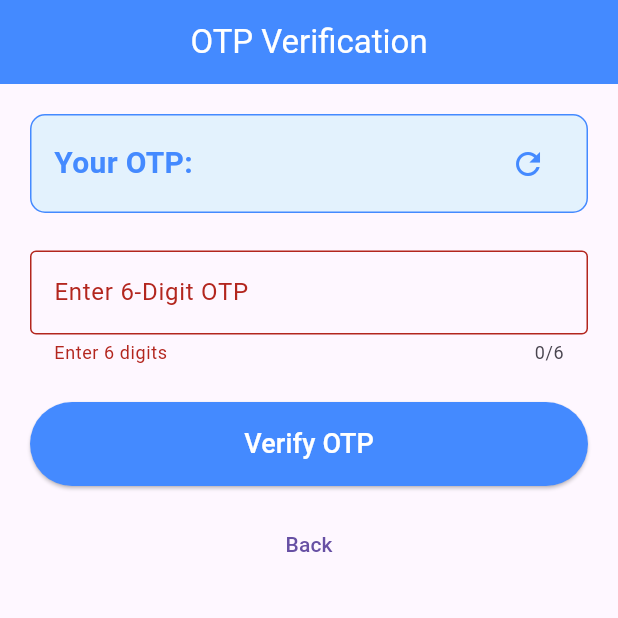
After one commit to manojkumarstarknowledge/database_connection, a Flutter app: the OtpScreen screen opened directly, after a tap on "Verify OTP", on a phone screen of 412 x 824 dp, the top half of it. The commit adds this screen. Run offline on Flutter 3.47's test engine with Material 3 defaults, Android fonts, the phone set to English and light mode, and no system bars; our stand-ins replace sqflite; missing offline and left inert: otp; accounts and stored records are empty.

Commit message:
updated code

```diff
--- a/lib/details_screen.dart
+++ b/lib/details_screen.dart
@@ -18,8 +18,10 @@ class DetailsScreen extends StatelessWidget {
         content: Column(
           mainAxisSize: MainAxisSize.min,
           children: [
-            TextField(controller: nameInputController, decoration: const InputDecoration(labelText: "Full Name")),
-            TextField(controller: emailInputController, decoration: const InputDecoration(labelText: "Email Address")),
+            TextField(controller: nameInputController,
+                decoration: const InputDecoration(labelText: "Full Name")),
+            TextField(controller: emailInputController,
+                decoration: const InputDecoration(labelText: "Email Address")),
           ],
         ),
         actions: [
--- /dev/null
+++ b/lib/otp_generation.dart
@@ -0,0 +1,11 @@
+import 'package:otp/otp.dart';
+
+class Otpgeneration {
+  static String getCurrentCode() => OTP.generateTOTPCodeString(
+    'JBSWY3DPEHPK3PXP',
+    DateTime.now().millisecondsSinceEpoch,
+    isGoogle: true,
+  );
+
+  static bool verifyCode(String code) => getCurrentCode() == code.trim();
+}
--- /dev/null
+++ b/lib/otp_screen.dart
@@ -0,0 +1,139 @@
+import 'package:flutter/material.dart';
+import 'login_screen.dart';
+import 'otp_generation.dart';
+import 'details_screen.dart';
+
+class OtpScreen extends StatefulWidget {
+  const OtpScreen({super.key});
+
+  @override
+  State<OtpScreen> createState() => OtpScreenState();
+}
+
+class OtpScreenState extends State<OtpScreen> {
+  final formKey = GlobalKey<FormState>();
+  final otpController = TextEditingController();
+  String errorMessage = '';
+  String generatedOtp = '';
+
+  @override
+  void initState() {
+    super.initState();
+    generateNewOtp();
+  }
+
+  void generateNewOtp() => setState(() {
+    generatedOtp = Otpgeneration.getCurrentCode();
+    errorMessage = '';
+  });
+
+  void checkOtp() {
+    if (!formKey.currentState!.validate()) return;
+
+    if (Otpgeneration.verifyCode(otpController.text)) {
+      Navigator.pushReplacement(
+        context,
+        MaterialPageRoute(builder: (_) => const DetailsScreen()),
+      );
+    } else {
+      setState(() => errorMessage = 'OTP expired.');
+    }
+  }
+
+  @override
+  void dispose() {
+    otpController.dispose();
+    super.dispose();
+  }
+
+  @override
+  Widget build(BuildContext context) {
+    return Scaffold(
+      appBar: AppBar(
+        backgroundColor: Colors.blueAccent,
+        foregroundColor: Colors.white,
+        centerTitle: true,
+        title: const Text("OTP Verification"),
+      ),
+      body: SingleChildScrollView(
+        padding: const EdgeInsets.all(20),
+        child: Form(
+          key: formKey,
+          child: Column(
+            children: [
+              Container(
+                padding: const EdgeInsets.symmetric(horizontal: 15, vertical: 8),
+                decoration: BoxDecoration(
+                  color: Colors.blue.shade50,
+                  borderRadius: BorderRadius.circular(10),
+                  border: Border.all(color: Colors.blueAccent),
+                ),
+                child: Row(
+                  mainAxisAlignment: MainAxisAlignment.spaceBetween,
+                  children: [
+                    Text(
+                      "Your OTP: $generatedOtp",
+                      style: const TextStyle(
+                        fontSize: 20,
+                        fontWeight: FontWeight.bold,
+                        color: Colors.blueAccent,
+                      ),
+                    ),
+                    IconButton(
+                      icon: const Icon(Icons.refresh, color: Colors.blueAccent),
+                      onPressed: generateNewOtp,
+                    ),
+                  ],
+                ),
+              ),
+              const SizedBox(height: 25),
+              TextFormField(
+                controller: otpController,
+                keyboardType: TextInputType.number,
+                maxLength: 6,
+                decoration: const InputDecoration(
+                  labelText: "Enter 6-Digit OTP",
+                  border: OutlineInputBorder(),
+                ),
+                validator: (v) =>
+                (v == null || v.trim().length != 6) ? 'Enter 6 digits' : null,
+              ),
+              if (errorMessage.isNotEmpty)
+                Padding(
+                  padding: const EdgeInsets.only(top: 10),
+                  child: Text(
+                    errorMessage,
+                    style: const TextStyle(
+                      color: Colors.red,
+                      fontWeight: FontWeight.bold,
+                    ),
+                  ),
+                ),
+              const SizedBox(height: 25),
+              SizedBox(
+                width: double.infinity,
+                child: ElevatedButton(
+                  style: ElevatedButton.styleFrom(
+                    backgroundColor: Colors.blueAccent,
+                    foregroundColor: Colors.white,
+                    padding: const EdgeInsets.symmetric(vertical: 15),
+                  ),
+                  onPressed: checkOtp,
+                  child: const Text("Verify OTP", style: TextStyle(fontSize: 18)),
+                ),
+              ),
+              const SizedBox(height: 15),
+              TextButton(
+                onPressed: () => Navigator.pushReplacement(
+                  context,
+                  MaterialPageRoute(builder: (_) => LoginScreen()),
+                ),
+                child: const Text("Back"),
+              ),
+            ],
+          ),
+        ),
+      ),
+    );
+  }
+}
--- a/lib/registration_provider.dart
+++ b/lib/registration_provider.dart
@@ -1,5 +1,5 @@
 import 'package:flutter/material.dart';
-import 'database_helper.dart';
+import 'database.dart';
 import 'user_model.dart';
 
 class RegistrationProvider with ChangeNotifier {
--- a/pubspec.yaml
+++ b/pubspec.yaml
@@ -31,9 +31,10 @@ dependencies:
   flutter:
     sdk: flutter
   provider: ^6.1.2
-  sqflite: ^2.4.0
+  sqflite: ^2.4.6
   path: ^1.9.0
-
+  otp: ^3.2.1
+  flutter_otp_kit: ^3.1.0
 
   # The following adds the Cupertino Icons font to your application.
   # Use with the CupertinoIcons class for iOS style icons.
```
Also changed, not shown: lib/authentication_provider.dart (renamed from lib/auth_provider.dart, +12 -7 lines), lib/database.dart (renamed from lib/database_helper.dart, +39 -0 lines), lib/login_screen.dart (+8 -5 lines), lib/main.dart (+6 -4 lines), pubspec.lock.
